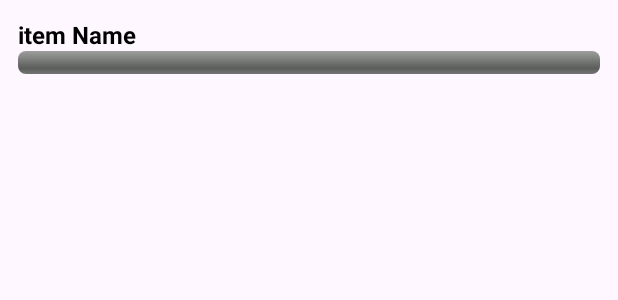
After one commit to ramonm316/4350-Project, an Android app: the layout list_item.xml on its own in the app's theme, with its tools: preview values and no code run, on a phone screen of 412 x 824 dp. The commit adds this screen. Shown: the top 300 px of the screen. Run offline under Robolectric (Android 15) with nearby library versions, the phone set to English and light mode, and no system bars.

Commit message:
Progress bar

```diff
--- /dev/null
+++ b/ListRandom/app/src/main/res/layout/list_item.xml
@@ -0,0 +1,27 @@
+<?xml version="1.0" encoding="utf-8"?>
+
+<LinearLayout xmlns:android="http://schemas.android.com/apk/res/android"
+    android:layout_width="match_parent"
+    android:layout_height="wrap_content"
+    android:orientation="vertical"
+    android:padding="12dp">
+
+    <TextView
+        android:id="@+id/item_name"
+        android:layout_width="match_parent"
+        android:layout_height="wrap_content"
+        android:text="item Name"
+        android:textSize="16sp"
+        android:textStyle="bold"
+        android:textColor="@color/black" />
+
+    <ProgressBar
+        android:id="@+id/task_progress"
+        style="@android:style/Widget.ProgressBar.Horizontal"
+        android:layout_width="match_parent"
+        android:layout_height="15dp"
+        android:max="100"
+        android:progress="0"
+        android:progressTint="#2196F3"
+        android:backgroundTint="@color/lightgray"/>
+</LinearLayout>
```
Also changed, not shown: ListRandom/app/src/main/java/com/example/listrandom/Item.java (added, +27 -0 lines), ListRandom/app/src/main/java/com/example/listrandom/ItemAdapter.java (added, +45 -0 lines), ListRandom/app/src/main/java/com/example/listrandom/MainActivity.java (+90 -23 lines).
